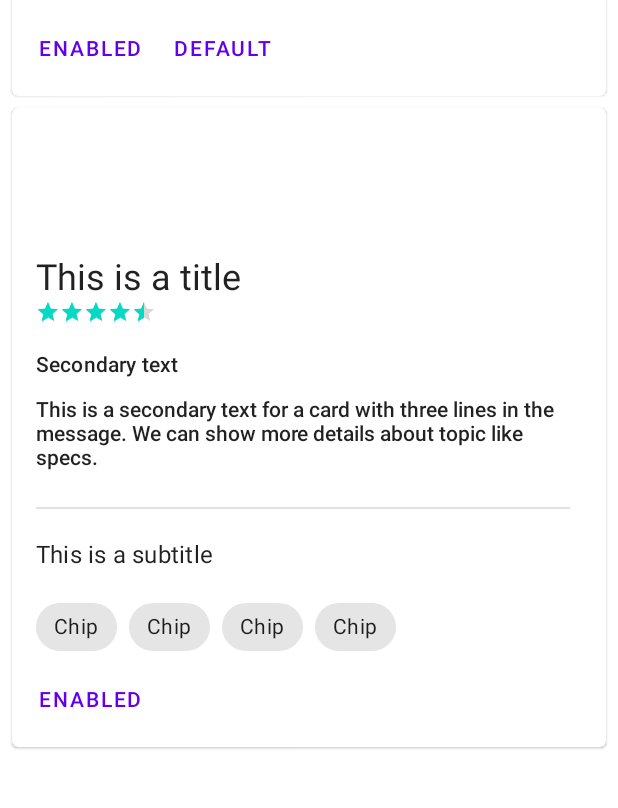
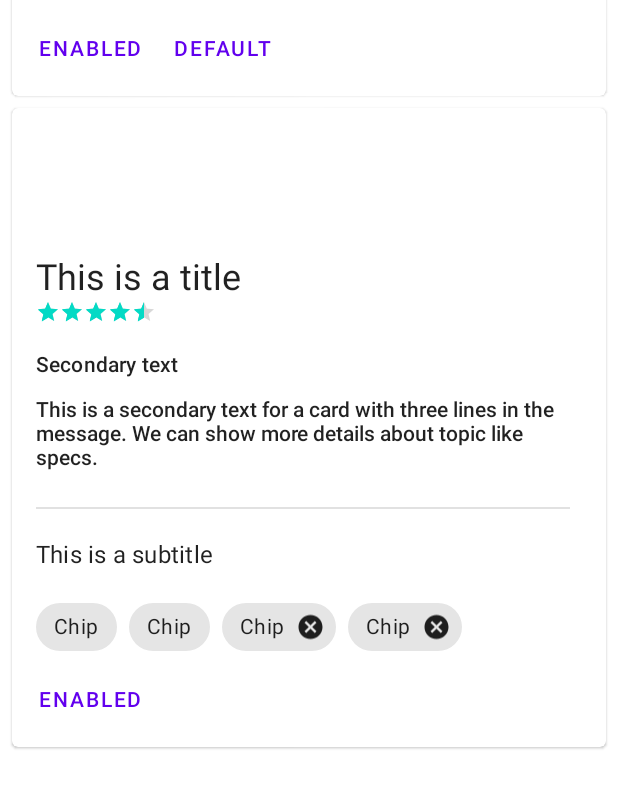
Before and after one commit to JosueRuiz08/MDC, an Android app: the layout fragment_card.xml on its own in the app's theme, with its tools: preview values and no code run, on a phone screen of 412 x 824 dp, the part 156-964 px from its top. Run offline under Robolectric (Android 15) with nearby library versions, the phone set to English and light mode, and no system bars.

```diff
--- a/app/src/main/res/layout/fragment_card.xml
+++ b/app/src/main/res/layout/fragment_card.xml
@@ -195,6 +195,7 @@
                 android:layout_marginStart="@dimen/common_padding_min"
                 app:layout_constraintStart_toEndOf="@id/chipFirst"
                 app:layout_constraintTop_toTopOf="@id/chipFirst"
+                android:checkable="true"
                 app:layout_constraintBottom_toBottomOf="@id/chipFirst"/>
 
             <com.google.android.material.chip.Chip
@@ -204,6 +205,7 @@
                 android:text="@string/card_chip_demo"
                 android:layout_marginStart="@dimen/common_padding_min"
                 app:layout_constraintStart_toEndOf="@id/chipSecond"
+                app:closeIconEnabled="true"
                 app:layout_constraintTop_toTopOf="@id/chipSecond"
                 app:layout_constraintBottom_toBottomOf="@id/chipSecond"/>
 
@@ -212,6 +214,9 @@
                 android:layout_width="wrap_content"
                 android:layout_height="wrap_content"
                 android:text="@string/card_chip_demo"
+                android:checkable="true"
+                app:checkedIcon="@drawable/ic_favorite"
+                app:closeIconEnabled="true"
                 android:layout_marginStart="@dimen/common_padding_min"
                 app:layout_constraintStart_toEndOf="@id/chipThird"
                 app:layout_constraintTop_toTopOf="@id/chipThird"
```
Also changed, not shown: app/src/main/java/com/josue/example/mdcomponents/Fragments/CardFragment.java (+17 -2 lines).
